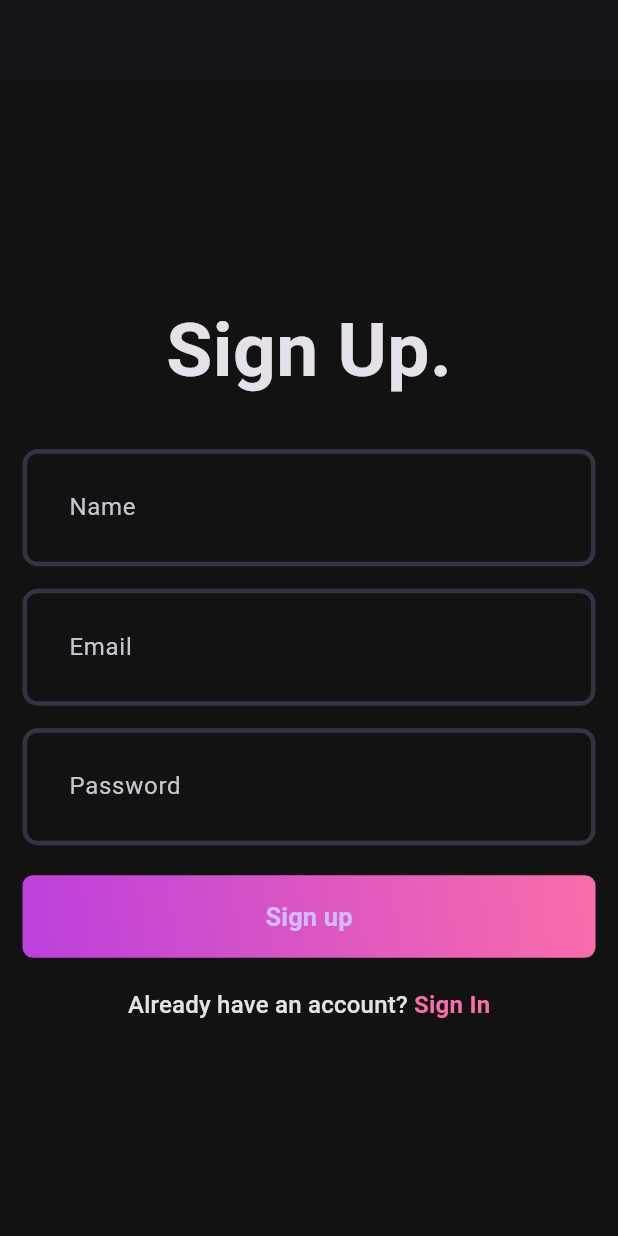
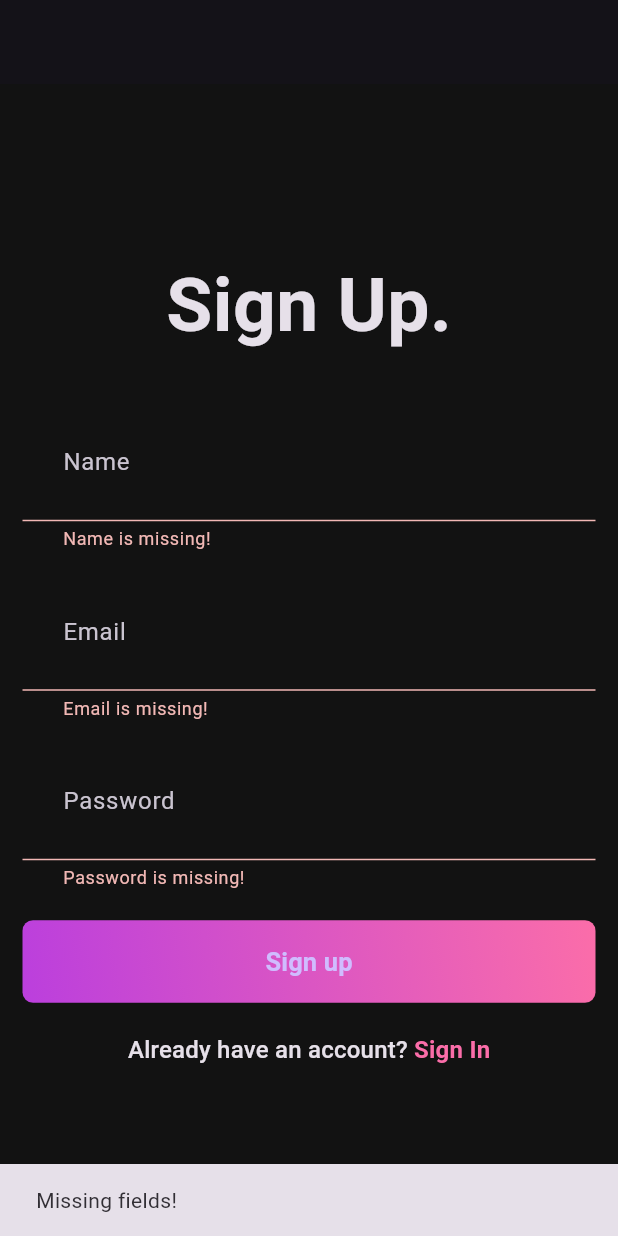
Before and after one commit to aliwaseem27/musicapp_client, a Flutter app: the screen it shows after launch, after a tap on "Sign up", on a phone screen of 412 x 824 dp. Run offline on Flutter 3.47's test engine with Material 3 defaults, Android fonts, the phone set to English and light mode, and no system bars; our stand-ins replace flutter_riverpod, fpdart, freezed_annotation, riverpod_annotation; generated files the repository leaves out were written again.

Commit message:
add: login and signup screen

```diff
--- a/lib/features/auth/view/screens/login_screen.dart
+++ b/lib/features/auth/view/screens/login_screen.dart
@@ -1,6 +1,5 @@
 import 'package:client/core/theme/app_pallete.dart';
 import 'package:client/core/utils.dart';
-import 'package:client/features/auth/repositories/auth_remote_repository.dart';
 import 'package:client/features/auth/view/screens/signup_screen.dart';
 import 'package:client/features/auth/view/widgets/auth_gradient_button.dart';
 import 'package:client/core/widgets/custom_field.dart';
--- a/lib/features/auth/view/screens/signup_screen.dart
+++ b/lib/features/auth/view/screens/signup_screen.dart
@@ -1,10 +1,12 @@
 import 'package:client/core/theme/app_pallete.dart';
+import 'package:client/core/utils.dart';
 import 'package:client/core/widgets/custom_field.dart';
-import 'package:client/features/auth/repositories/auth_remote_repository.dart';
 import 'package:client/features/auth/view/screens/login_screen.dart';
 import 'package:client/features/auth/view/widgets/auth_gradient_button.dart';
 import 'package:flutter/material.dart';
 import 'package:flutter_riverpod/flutter_riverpod.dart';
+
+import '../../viewmodel/auth_viewmodel.dart';
 
 class SignupScreen extends ConsumerStatefulWidget {
   const SignupScreen({super.key});
@@ -29,9 +31,37 @@ class _SignupScreenState extends ConsumerState<SignupScreen> {
 
   @override
   Widget build(BuildContext context) {
+    final isLoading = ref.watch(authViewModelProvider.select((val) => val?.isLoading == true));
+
+    ref.listen(
+      authViewModelProvider,
+      (_, next) {
+        next?.when(
+          data: (data) {
+            showSnackBar(
+              context,
+              'Account created successfully! Please  login.',
+            );
+            Navigator.push(
+              context,
+              MaterialPageRoute(
+                builder: (context) => const LoginScreen(),
+              ),
+            );
+          },
+          error: (error, st) {
+            showSnackBar(context, error.toString());
+          },
+          loading: () {},
+        );
+      },
+    );
+
     return Scaffold(
       appBar: AppBar(),
-      body: Padding(
+      body: isLoading
+          ? const Center(child: CircularProgressIndicator.adaptive())
+          : Padding(
               padding: const EdgeInsets.all(15.0),
               child: Form(
                 key: formKey,
@@ -65,17 +95,15 @@ class _SignupScreenState extends ConsumerState<SignupScreen> {
                     AuthGradientButton(
                       buttonText: 'Sign up',
                       onTap: () async {
-                  final res = await AuthRemoteRepository().signup(
+                        if (formKey.currentState!.validate()) {
+                          await ref.read(authViewModelProvider.notifier).signUpUser(
                                 name: nameController.text,
                                 email: emailController.text,
                                 password: passwordController.text,
                               );
-                  print("sign up pressed");
-                  final val = res.fold(
-                    (l) => l,
-                    (r) => r,
-                  );
-                  print(val);
+                        } else {
+                          showSnackBar(context, 'Missing fields!');
+                        }
                       },
                     ),
                     const SizedBox(height: 20),
```
Lines whose indentation alone changed are shown as unchanged.
